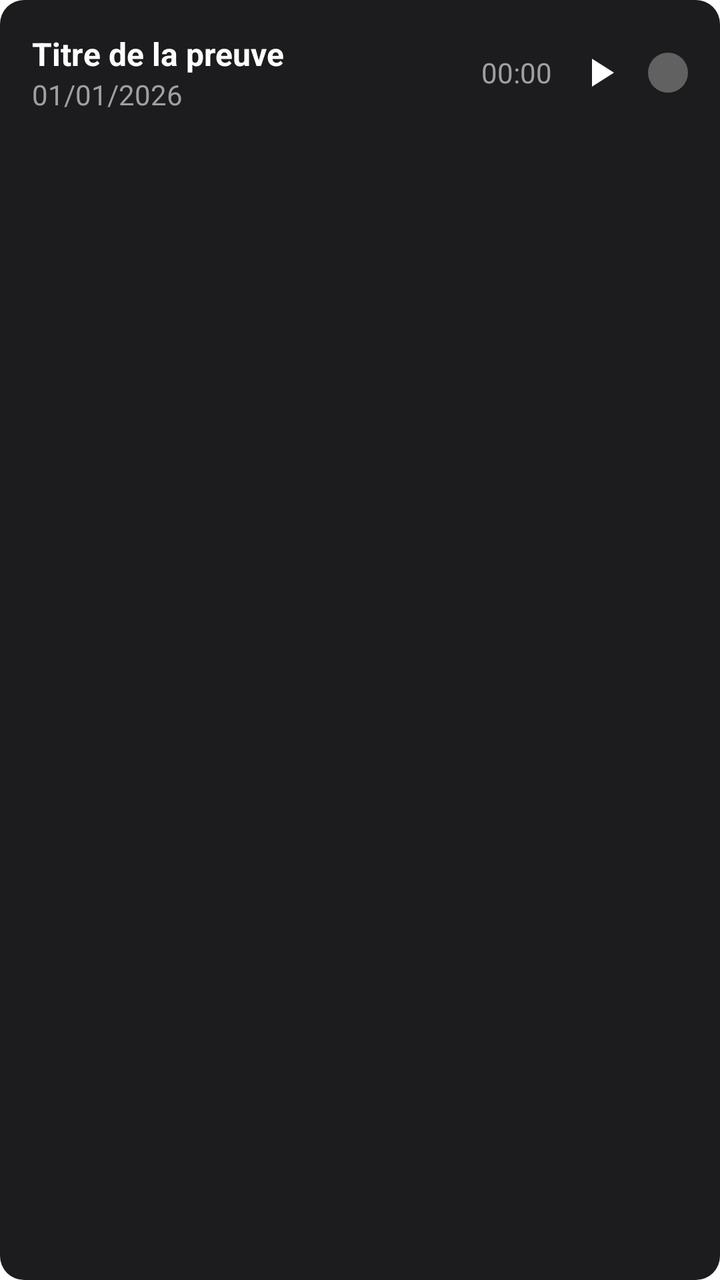
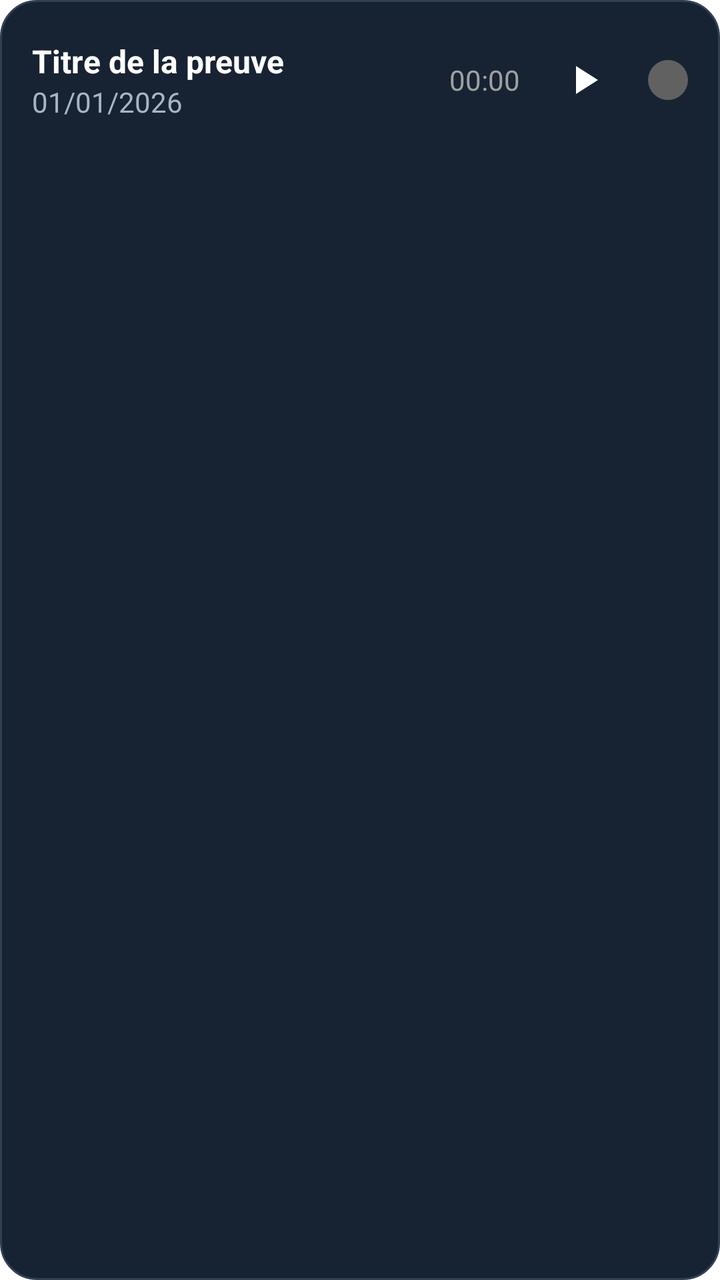

Screens rendered from an Android XML layout before and after an edit, with the pre-edit source and the edit as a unified diff.
<!-- AndroidManifest.xml: application theme Theme.EvidenceVault -->
<!-- res/layout/item_evidence.xml -->
<LinearLayout xmlns:android="http://schemas.android.com/apk/res/android"
    xmlns:app="http://schemas.android.com/apk/res-auto"
    android:layout_width="match_parent"
    android:layout_height="wrap_content"
    android:orientation="vertical"
    android:background="@drawable/item_background_rounded"
    android:padding="16dp"
    android:layout_marginBottom="12dp">

    
    <RelativeLayout
        android:layout_width="match_parent"
        android:layout_height="wrap_content">

        
        <LinearLayout
            android:id="@+id/info_block"
            android:layout_width="wrap_content"
            android:layout_height="wrap_content"
            android:orientation="vertical"
            android:layout_alignParentStart="true"
            android:layout_centerVertical="true"
            android:layout_toStartOf="@id/actions_block">

            <TextView
                android:id="@+id/itemTitle"
                android:layout_width="wrap_content"
                android:layout_height="wrap_content"
                android:text="Titre de la preuve"
                android:textColor="@android:color/white"
                android:textSize="16sp"
                android:textStyle="bold" />

            <TextView
                android:id="@+id/itemDate"
                android:layout_width="wrap_content"
                android:layout_height="wrap_content"
                android:text="01/01/2026"
                android:textColor="#A0A0A0"
                android:textSize="14sp" />
        </LinearLayout>

        
        <LinearLayout
            android:id="@+id/actions_block"
            android:layout_width="wrap_content"
            android:layout_height="wrap_content"
            android:orientation="horizontal"
            android:gravity="center_vertical"
            android:layout_alignParentEnd="true"
            android:layout_centerVertical="true">

            <TextView
                android:id="@+id/itemDuration"
                android:layout_width="wrap_content"
                android:layout_height="wrap_content"
                android:text="00:00"
                android:textColor="#A0A0A0"
                android:layout_marginEnd="8dp"/>

            <ImageButton
                android:id="@+id/itemPlayIcon"
                android:layout_width="32dp"
                android:layout_height="32dp"
                android:src="@drawable/ic_play_arrow"
                android:background="?attr/selectableItemBackgroundBorderless"
                app:tint="@android:color/white"/>

            <ImageView
                android:id="@+id/imgIntegrity"
                android:layout_width="20dp"
                android:layout_height="20dp"
                android:layout_marginStart="8dp"
                android:src="@drawable/ic_integrity_unknown"
                android:contentDescription="integrity" />
        </LinearLayout>

    </RelativeLayout>

    
    <LinearLayout
        android:id="@+id/playerControls"
        android:layout_width="match_parent"
        android:layout_height="wrap_content"
        android:orientation="vertical"
        android:visibility="gone"
        android:paddingTop="12dp">

        <SeekBar
            android:id="@+id/itemSeekBar"
            android:layout_width="match_parent"
            android:layout_height="wrap_content" />
        
        <RelativeLayout
            android:layout_width="match_parent"
            android:layout_height="wrap_content">
            <TextView
                android:id="@+id/itemCurrentTime"
                android:layout_width="wrap_content"
                android:layout_height="wrap_content"
                android:text="00:00"
                android:textColor="#A0A0A0"
                android:layout_alignParentStart="true"/>
            <TextView
                android:id="@+id/itemTotalTime"
                android:layout_width="wrap_content"
                android:layout_height="wrap_content"
                android:text="00:00"
                android:textColor="#A0A0A0"
                android:layout_alignParentEnd="true"/>
        </RelativeLayout>
    </LinearLayout>
</LinearLayout>
<!-- resources referenced by this layout -->
<resources>
  <!-- drawable ic_integrity_unknown (drawable) -->
  <shape xmlns:android="http://schemas.android.com/apk/res/android" android:shape="oval">
      <size android:width="20dp" android:height="20dp"/>
      <solid android:color="#616161"/>
  </shape>
  <!-- drawable ic_play_arrow (drawable) -->
  <vector xmlns:android="http://schemas.android.com/apk/res/android"
      android:width="24dp"
      android:height="24dp"
      android:viewportWidth="24"
      android:viewportHeight="24"
      android:tint="?attr/colorControlNormal">
    <path
        android:fillColor="@android:color/white"
        android:pathData="M8,5v14l11,-7z"/>
  </vector>
  <!-- drawable item_background_rounded (drawable) -->
  <shape xmlns:android="http://schemas.android.com/apk/res/android"
      android:shape="rectangle">
      <solid android:color="#1C1C1E" />
      <corners android:radius="12dp" />
  </shape>
  <style name="Theme.EvidenceVault" parent="Theme.MaterialComponents.DayNight.NoActionBar" />
</resources>

<!-- the commit's change to res/layout/item_evidence.xml (unified diff, before → after) -->
@@ -36,7 +36,7 @@
                 android:layout_width="wrap_content"
                 android:layout_height="wrap_content"
                 android:text="01/01/2026"
-                android:textColor="#A0A0A0"
+                android:textColor="#A6B5C7"
                 android:textSize="14sp" />
         </LinearLayout>
 
@@ -60,8 +60,9 @@
 
             <ImageButton
                 android:id="@+id/itemPlayIcon"
-                android:layout_width="32dp"
-                android:layout_height="32dp"
+                android:layout_width="48dp"
+                android:layout_height="48dp"
+                android:contentDescription="Lire ou mettre en pause"
                 android:src="@drawable/ic_play_arrow"
                 android:background="?attr/selectableItemBackgroundBorderless"
                 app:tint="@android:color/white"/>
@@ -72,7 +73,7 @@
                 android:layout_height="20dp"
                 android:layout_marginStart="8dp"
                 android:src="@drawable/ic_integrity_unknown"
-                android:contentDescription="integrity" />
+                android:contentDescription="État de l’intégrité" />
         </LinearLayout>
 
     </RelativeLayout>
<!-- resource entries referenced after the edit -->
@@ -17,10 +17,10 @@
         android:pathData="M8,5v14l11,-7z"/>
   </vector>
   <!-- drawable item_background_rounded (drawable) -->
-  <shape xmlns:android="http://schemas.android.com/apk/res/android"
-      android:shape="rectangle">
-      <solid android:color="#1C1C1E" />
-      <corners android:radius="12dp" />
+  <shape xmlns:android="http://schemas.android.com/apk/res/android" android:shape="rectangle">
+      <solid android:color="#172333"/>
+      <stroke android:width="1dp" android:color="#314155"/>
+      <corners android:radius="18dp"/>
   </shape>
   <style name="Theme.EvidenceVault" parent="Theme.MaterialComponents.DayNight.NoActionBar" />
 </resources>
